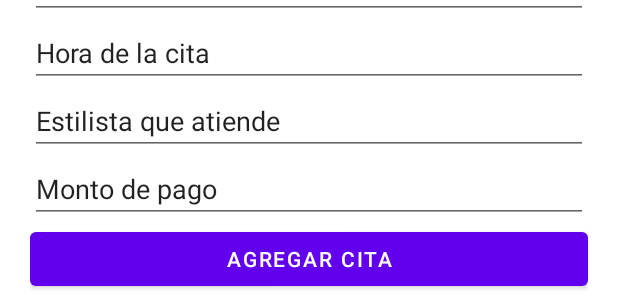
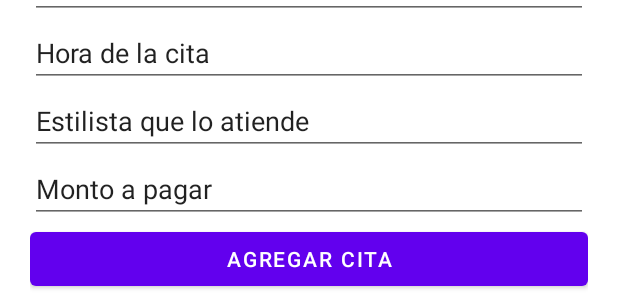
Before and after one commit to Marisc1/Proyecto_Peluqueria, an Android app: the layout fragment_add_cita.xml on its own in the app's theme, with its tools: preview values and no code run, on a phone screen of 412 x 824 dp. Shown: the part 283-583 px from the top of the screen. Run offline under Robolectric (Android 15) with nearby library versions, the phone set to English and light mode, and no system bars.

Commit message:
Historia de usuario 6, cambio de idioma ingles y español

```diff
--- a/app/src/main/res/values/strings.xml
+++ b/app/src/main/res/values/strings.xml
@@ -25,8 +25,8 @@
     <string name="msg_telefono">Telefono del cliente</string>
     <string name="msg_fecha">Fecha de la cita</string>
     <string name="msg_hora">Hora de la cita</string>
-    <string name="msg_estilista">Estilista que atiende</string>
-    <string name="msg_monto">Monto de pago</string>
+    <string name="msg_estilista">Estilista que lo atiende</string>
+    <string name="msg_monto">Monto a pagar</string>
     <string name="bt_agregar">Agregar cita</string>
     <string name="msg_imagen">Imagen</string>
 
```
Also changed, not shown: 1 other file.
